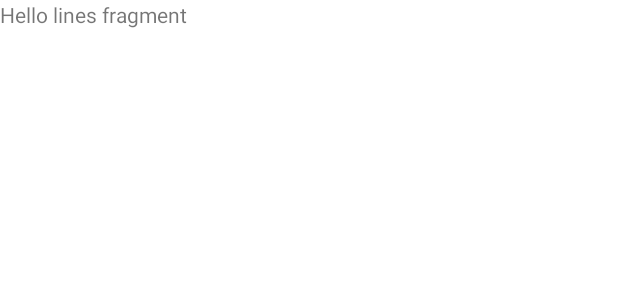
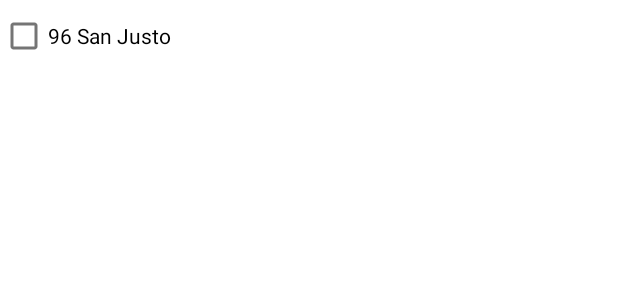
Before and after one commit to PazMatias/TpAndroid, an Android app: the layout fragment_lines.xml on its own in the app's theme, with its tools: preview values and no code run, on a phone screen of 412 x 824 dp. Shown: the top 300 px of the screen. Run offline under Robolectric (Android 15) with nearby library versions, the phone set to English and light mode, and no system bars.

Commit message:
Se agrega checkbox para listado de lineas de colectivo

```diff
--- a/app/src/main/res/layout/fragment_lines.xml
+++ b/app/src/main/res/layout/fragment_lines.xml
@@ -6,9 +6,11 @@
     tools:context=".Views.Fragments.LinesFragment">
 
     <!-- TODO: Update blank fragment layout -->
-    <TextView
+
+    <CheckBox android:id="@+id/line_96_checkbox"
         android:layout_width="match_parent"
-        android:layout_height="match_parent"
-        android:text="@string/hello_lines_fragment" />
+        android:layout_height="wrap_content"
+        android:text="@string/line_96"
+        android:onClick="onCheckboxClicked"/>
 
 </FrameLayout>
--- a/app/src/main/res/values/strings.xml
+++ b/app/src/main/res/values/strings.xml
@@ -10,6 +10,7 @@
     <!-- TODO: Remove or change this placeholder text -->
     <string name="hello_metrics_fragment">Hello metrics fragment</string>
     <string name="hello_lines_fragment">Hello lines fragment</string>
+    <string name="line_96">96 San Justo</string>
     <string name="hello_tips_fragment">Hello tips fragment</string>
 
 </resources>
```
